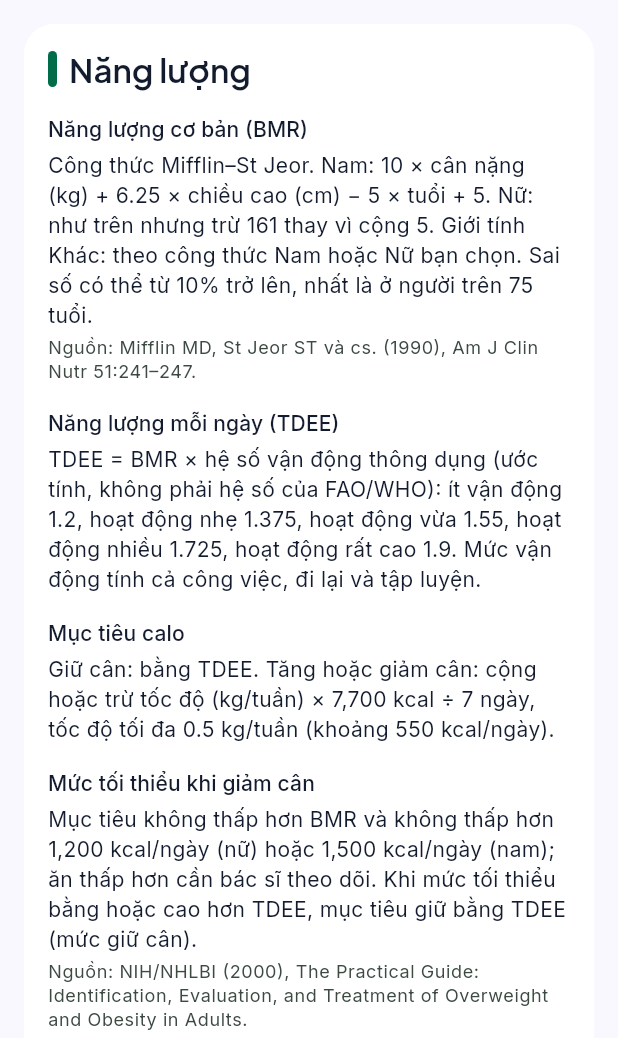
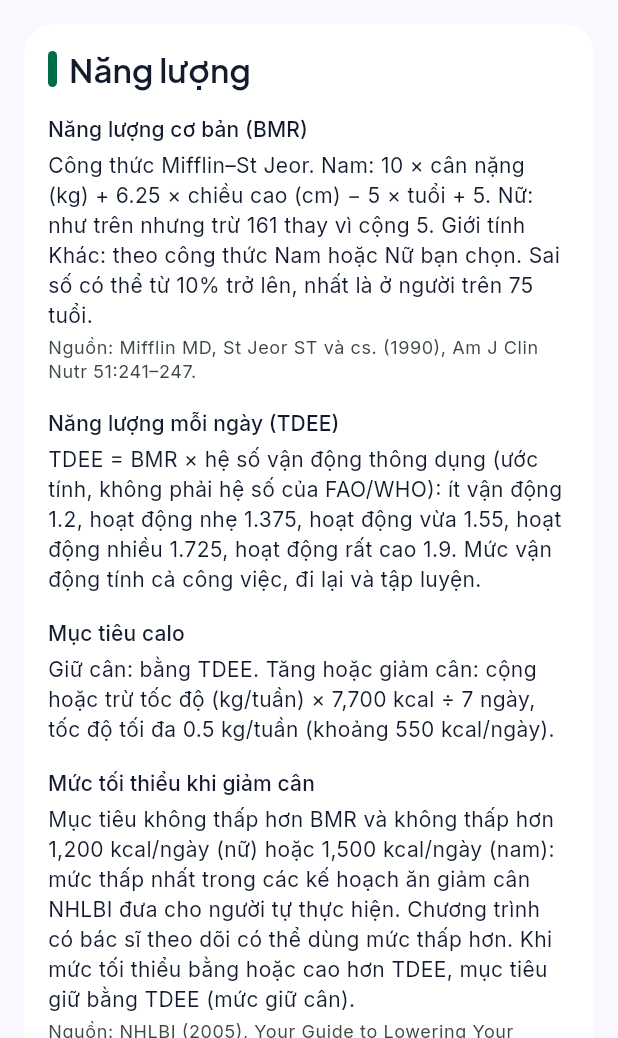
Before and after one commit to Fluw13/Fluwwwwww, a Flutter app: the MethodologyScreen screen opened by its route, on a phone screen of 412 x 824 dp, the part 198-1236 px from its top. Run offline on Flutter 3.47's test engine with Material 3 defaults, Android fonts, the phone set to English and light mode, and no system bars; our stand-ins replace drift, drift_flutter, flutter_local_notifications, flutter_riverpod, go_router, image_picker and 2 more; missing offline and left inert: mobile_scanner; accounts and stored records are empty; generated files the repository leaves out were written again; network calls fail.

Commit message:
Cách Fluw tính: nguồn đúng cho mức calo tối thiểu 1.200/1.500 kcal
NHLBI Practical Guide 2000 khuyên 1.000–1.200 kcal (nữ) và 1.200–1.600 kcal (nam) khi giảm cân, không phải mức tối thiểu 1.200/1.500 app dùng. Cặp 1.200–1.500 / 1.500–1.800 là các kế hoạch ăn giảm cân NHLBI đưa cho người tự thực hiện (tài liệu TLC 2005); mức của Fluw là mức thấp nhất trong đó. Sửa chữ, nguồn và chú thích, ghi rõ chương trình có bác sĩ theo dõi có thể dùng mức thấp hơn.

Co-Authored-By: Claude Opus 5.5 <noreply@anthropic.com>
Claude-Session: https://claude.ai/code/session_01CTTAo1mAjuGQBY5hYF6s5g

```diff
--- a/frontend/lib/features/methodology/presentation/methodology_content.dart
+++ b/frontend/lib/features/methodology/presentation/methodology_content.dart
@@ -47,11 +47,12 @@ final List<MethodSection> methodologySections = [
     ),
     MethodItem(
       'Mức tối thiểu khi giảm cân',
-      'Mục tiêu không thấp hơn BMR và không thấp hơn 1,200 kcal/ngày (nữ) hoặc 1,500 kcal/ngày (nam); ăn thấp hơn '
-          'cần bác sĩ theo dõi. Khi mức tối thiểu bằng hoặc cao hơn TDEE, mục tiêu giữ bằng TDEE (mức giữ cân).',
+      'Mục tiêu không thấp hơn BMR và không thấp hơn 1,200 kcal/ngày (nữ) hoặc 1,500 kcal/ngày (nam): mức thấp nhất '
+          'trong các kế hoạch ăn giảm cân NHLBI đưa cho người tự thực hiện. Chương trình có bác sĩ theo dõi có thể '
+          'dùng mức thấp hơn. Khi mức tối thiểu bằng hoặc cao hơn TDEE, mục tiêu giữ bằng TDEE (mức giữ cân).',
       sources: [
-        'NIH/NHLBI (2000), The Practical Guide: Identification, Evaluation, and Treatment of Overweight and Obesity '
-            'in Adults.',
+        'NHLBI (2005), Your Guide to Lowering Your Cholesterol with TLC: kế hoạch ăn giảm cân 1,200–1,500 kcal/ngày '
+            '(nữ), 1,500–1,800 kcal/ngày (nam).',
       ],
     ),
     MethodItem(
--- a/frontend/lib/features/profile/domain/calorie_target.dart
+++ b/frontend/lib/features/profile/domain/calorie_target.dart
@@ -8,8 +8,9 @@ const double maxWeeklyChangeKg = 0.5;
 // About 7700 kcal per kg of body weight; gives the ±550 kcal/day for 0.5 kg/week that FLuw approved.
 const double _kcalPerKgBodyWeight = 7700;
 
-/// The least a weight-loss target may suggest without a doctor: the low-calorie diet of NIH/NHLBI starts at 1,200 kcal
-/// for women and 1,500 kcal for men. BMR is the energy at complete rest, not a safe intake, so it alone is no floor.
+/// The least a weight-loss target may suggest without a doctor: the lowest of the self-directed weight-loss eating
+/// plans NHLBI gives (1,200–1,500 kcal for women, 1,500–1,800 kcal for men, TLC guide 2005). Programs a doctor
+/// supervises may go lower. BMR is the energy at complete rest, not a safe intake, so it alone is no floor.
 double minimumIntakeKcal(BmrFormula formula) => switch (formula) {
   BmrFormula.female => 1200,
   BmrFormula.male => 1500,
```
Also changed, not shown: 1 other file.
